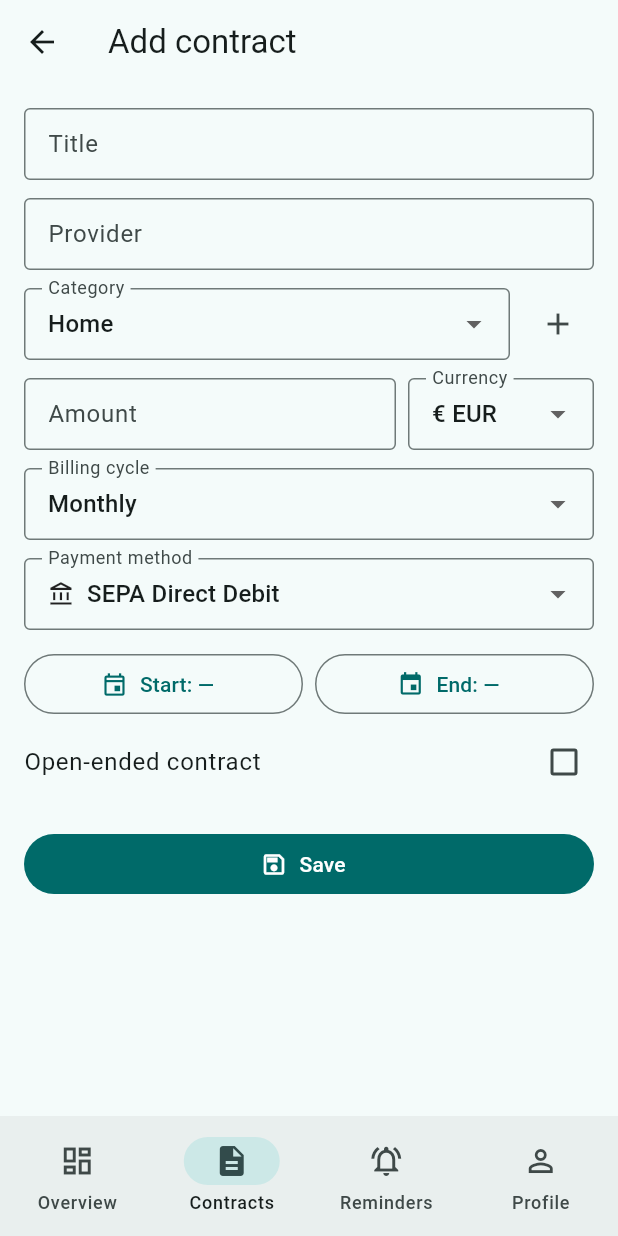
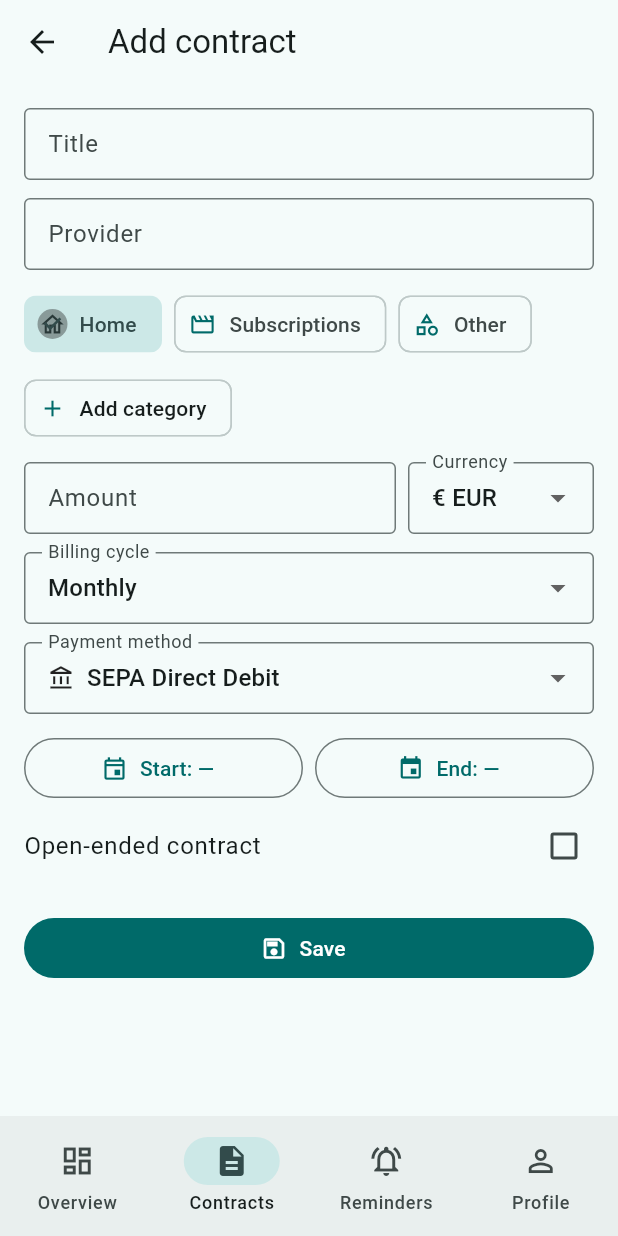
Before and after one commit to pascalfanwetzel/contract-manager-flutter, a Flutter app: the ContractEditPage screen opened by its route, on a phone screen of 412 x 824 dp. Run offline on Flutter 3.47's test engine with Material 3 defaults, Android fonts, the light colour scheme and no system bars; our stand-ins replace go_router.

Commit message:
feat: use category chips for contract editor

```diff
--- a/lib/features/contracts/presentation/contract_edit_page.dart
+++ b/lib/features/contracts/presentation/contract_edit_page.dart
@@ -1,6 +1,7 @@
 import 'package:flutter/material.dart';
 import '../domain/models.dart';
 import '../data/app_state.dart';
+import 'widgets.dart';
 
 class ContractEditPage extends StatefulWidget {
   final AppState state;
@@ -29,6 +30,7 @@ class _ContractEditPageState extends State<ContractEditPage> {
   DateTime? _startDate;
   DateTime? _endDate;
   bool _openEnd = false;
+  bool _editingCategories = false;
 
   @override
   void initState() {
@@ -101,54 +103,46 @@ class _ContractEditPageState extends State<ContractEditPage> {
           TextField(controller: _provider, decoration: const InputDecoration(labelText: 'Provider')),
           const SizedBox(height: 12),
 
-          // Category + "New"
-          Row(
+          Wrap(
+            spacing: 8,
+            runSpacing: 8,
             children: [
-              Expanded(
-                child: DropdownButtonFormField<String>(
-                  value: cats.isEmpty ? null : _categoryId,
-                  items: cats
-                      .map<DropdownMenuItem<String>>(
-                        (c) => DropdownMenuItem<String>(value: c.id, child: Text(c.name)),
-                      )
-                      .toList(),
-                  onChanged: cats.isEmpty
+              ...cats.map(
+                (c) => CategoryChip(
+                  category: c,
+                  selected: _categoryId == c.id,
+                  editing: _editingCategories,
+                  onSelected: () => setState(() => _categoryId = c.id),
+                  onDelete: c.builtIn
                       ? null
-                      : (String? v) => setState(() => _categoryId = v ?? _categoryId),
-                  decoration: InputDecoration(
-                    labelText: 'Category',
-                    hintText: cats.isEmpty ? 'No categories available' : null,
-                  ),
+                      : () {
+                          widget.state.deleteCategory(c.id);
+                          if (_categoryId == c.id) {
+                            final updated = widget.state.categories;
+                            if (updated.isNotEmpty) {
+                              _categoryId = updated.first.id;
+                            }
+                          }
+                          setState(() {});
+                        },
+                  onLongPress: () =>
+                      setState(() => _editingCategories = !_editingCategories),
                 ),
               ),
-              const SizedBox(width: 8),
-              IconButton(
-                tooltip: 'New category',
+              ActionChip(
+                avatar: const Icon(Icons.add),
+                label: const Text('Add category'),
                 onPressed: () async {
-                  final ctrl = TextEditingController();
-                  final name = await showDialog<String>(
-                    context: context,
-                    builder: (dialogContext) => AlertDialog(
-                      title: const Text('New category'),
-                      content: TextField(controller: ctrl, autofocus: true, decoration: const InputDecoration(hintText: 'e.g. Insurance')),
-                      actions: [
-                        TextButton(
-                          onPressed: () => Navigator.pop(dialogContext),
-                          child: const Text('Cancel'),
-                        ),
-                        FilledButton(
-                          onPressed: () => Navigator.pop(dialogContext, ctrl.text.trim()),
-                          child: const Text('Create'),
-                        ),
-                      ],
-                    ),
+                  final name = await _promptForText(
+                    context,
+                    title: 'New category',
+                    hint: 'e.g. Insurance',
                   );
                   if (name != null && name.isNotEmpty) {
                     final id = widget.state.addCategory(name);
                     setState(() => _categoryId = id);
                   }
                 },
-                icon: const Icon(Icons.add),
               ),
             ],
           ),
@@ -295,4 +289,31 @@ class _ContractEditPageState extends State<ContractEditPage> {
 
   String _fmt(DateTime d) =>
       '${d.year}-${d.month.toString().padLeft(2, '0')}-${d.day.toString().padLeft(2, '0')}';
+
+  Future<String?> _promptForText(BuildContext context,
+      {required String title, required String hint}) async {
+    final ctrl = TextEditingController();
+    return showDialog<String>(
+      context: context,
+      builder: (dialogContext) => AlertDialog(
+        title: Text(title),
+        content: TextField(
+          controller: ctrl,
+          decoration: InputDecoration(hintText: hint),
+          autofocus: true,
+        ),
+        actions: [
+          TextButton(
+            onPressed: () => Navigator.pop(dialogContext),
+            child: const Text('Cancel'),
+          ),
+          FilledButton(
+            onPressed: () =>
+                Navigator.pop(dialogContext, ctrl.text.trim()),
+            child: const Text('Create'),
+          ),
+        ],
+      ),
+    );
+  }
 }
--- a/lib/features/contracts/presentation/widgets.dart
+++ b/lib/features/contracts/presentation/widgets.dart
@@ -41,6 +41,103 @@ class ContractTile extends StatelessWidget {
   }
 }
 
+class CategoryChip extends StatefulWidget {
+  final ContractGroup category;
+  final bool selected;
+  final bool editing;
+  final VoidCallback onSelected;
+  final VoidCallback? onDelete;
+  final VoidCallback? onLongPress;
+
+  const CategoryChip({
+    super.key,
+    required this.category,
+    required this.selected,
+    required this.editing,
+    required this.onSelected,
+    this.onDelete,
+    this.onLongPress,
+  });
+
+  @override
+  State<CategoryChip> createState() => _CategoryChipState();
+}
+
+class _CategoryChipState extends State<CategoryChip>
+    with SingleTickerProviderStateMixin {
+  late final AnimationController _controller;
+
+  @override
+  void initState() {
+    super.initState();
+    _controller =
+        AnimationController(vsync: this, duration: const Duration(milliseconds: 150));
+    if (widget.editing) _controller.repeat(reverse: true);
+  }
+
+  @override
+  void didUpdateWidget(covariant CategoryChip oldWidget) {
+    super.didUpdateWidget(oldWidget);
+    if (widget.editing != oldWidget.editing) {
+      if (widget.editing) {
+        _controller.repeat(reverse: true);
+      } else {
+        _controller.stop();
+        _controller.reset();
+      }
+    }
+  }
+
+  @override
+  void dispose() {
+    _controller.dispose();
+    super.dispose();
+  }
+
+  @override
+  Widget build(BuildContext context) {
+    final chip = FilterChip(
+      avatar: Icon(widget.category.icon, size: 18),
+      label: Text(widget.category.name),
+      selected: widget.selected,
+      onSelected: (_) => widget.onSelected(),
+    );
+
+    return GestureDetector(
+      onLongPress: widget.onLongPress,
+      child: AnimatedBuilder(
+        animation: _controller,
+        builder: (_, child) => Transform.rotate(
+          angle: widget.editing ? (_controller.value * 0.1 - 0.05) : 0,
+          child: child,
+        ),
+        child: Stack(
+          clipBehavior: Clip.none,
+          children: [
+            chip,
+            if (widget.editing && widget.onDelete != null)
+              Positioned(
+                right: -4,
+                top: -4,
+                child: InkWell(
+                  onTap: widget.onDelete,
+                  child: Container(
+                    decoration: BoxDecoration(
+                      color: Theme.of(context).colorScheme.error,
+                      shape: BoxShape.circle,
+                    ),
+                    padding: const EdgeInsets.all(2),
+                    child: const Icon(Icons.close, size: 16, color: Colors.white),
+                  ),
+                ),
+              ),
+          ],
+        ),
+      ),
+    );
+  }
+}
+
 // helpers
 String formatMoney(double? amount, String currency) {
   if (amount == null) return '—';
```
